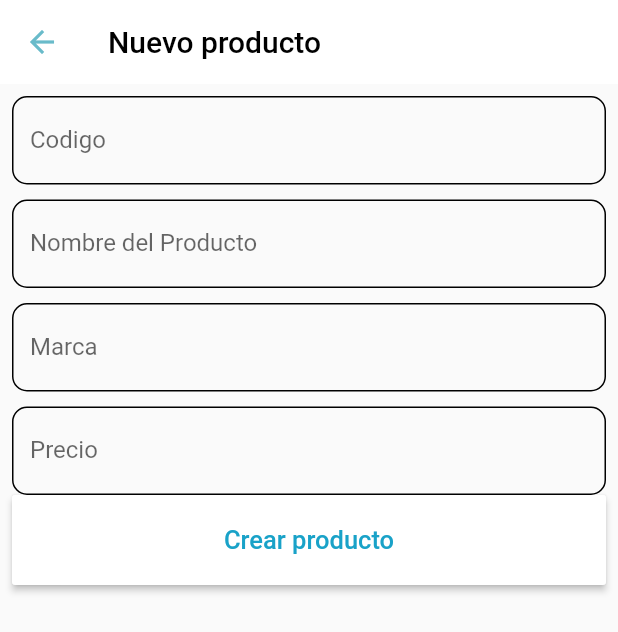
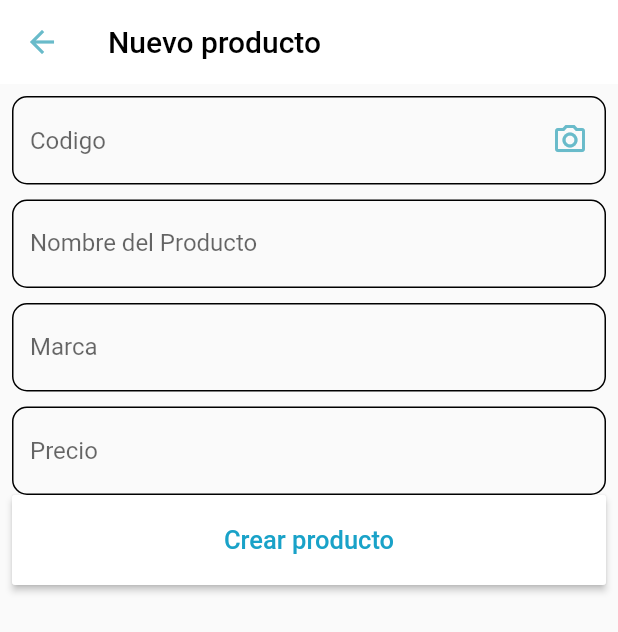
Before and after one commit to MillarCD/sales_recorder_app, a Flutter app: the CreateProductScreen screen opened by its route, on a phone screen of 412 x 824 dp. Shown: the top 632 px of the screen. Run offline on Flutter 3.47's test engine with Material 2 defaults, Android fonts, the phone set to English and light mode, and no system bars; missing offline and left inert: gsheets, mobile_scanner.

Commit message:
arreglos en la forma de registrar pedidos y en el formulario para crear producto

```diff
--- a/lib/main.dart
+++ b/lib/main.dart
@@ -49,6 +49,7 @@ class MyApp extends StatelessWidget {
         'barcode_reader': (context) => const BarcodeReaderScreen(),
         'order': (context) => const OrderScreen(),
         'create_product': (context) => const CreateProductScreen(),
+        'scan_code': (context) => const ScanCodeScreen(),
       },
 
     );
--- a/lib/providers/products_provider.dart
+++ b/lib/providers/products_provider.dart
@@ -32,6 +32,10 @@ class ProductProvider extends ChangeNotifier {
 
     productsList = productsList.sublist(1,productsList.length);
     _products = [...productsList.map((list) => Product.fromList(list))];
+
+    _products.sort((a, b) {
+      return a.name.compareTo(b.name);
+    },);
 
     _isLoadingProducts = false;
     notifyListeners();
--- a/lib/screens/create_product_screen.dart
+++ b/lib/screens/create_product_screen.dart
@@ -14,7 +14,6 @@ class CreateProductScreen extends StatelessWidget {
   Widget build(BuildContext context) {
 
     GlobalKey<FormState> formKey = GlobalKey<FormState>();
-    final Color secondaryColor = Theme.of(context).colorScheme.secondary;
     ProductProvider productProvider = Provider.of<ProductProvider>(context);
 
     final TextEditingController codeController = TextEditingController();
@@ -46,8 +45,18 @@ class CreateProductScreen extends StatelessWidget {
                 TextFormField(
                   controller: codeController,
                   keyboardType: TextInputType.number,
-                  cursorColor: Theme.of(context).colorScheme.secondary,
-                  decoration: textFormFieldDecoration(secondaryColor, 'Codigo'),
+                  decoration: InputDecoration(
+                    hintText: 'Codigo',
+                    suffixIcon: IconButton(
+                      onPressed: () async {
+                        final String? code = await Navigator.pushNamed(context, 'scan_code') as String?;
+                        if (code==null) return;
+
+                        codeController.text = code;
+                      },
+                      icon: const Icon(Icons.camera_alt_outlined)
+                    )
+                  ),
                   validator: (value) {
                     final int? code;
                     if ((code = int.tryParse(value ?? '')) == null) return 'Debe ingresar un número valido.';
@@ -64,8 +73,9 @@ class CreateProductScreen extends StatelessWidget {
                 TextFormField(
                   controller: nameController,
                   keyboardType: TextInputType.text,
-                  cursorColor: Theme.of(context).colorScheme.secondary,
-                  decoration: textFormFieldDecoration(secondaryColor, 'Nombre del Producto'),
+                  decoration: const InputDecoration(
+                    labelText: 'Nombre del Producto',
+                  ),
                   validator: (value) {
                     if (value == null || value == '') return 'Debe ingresar un nombre';
                     return null;
@@ -77,8 +87,9 @@ class CreateProductScreen extends StatelessWidget {
                 TextFormField(
                   controller: brandController,
                   keyboardType: TextInputType.text,
-                  cursorColor: Theme.of(context).colorScheme.secondary,
-                  decoration: textFormFieldDecoration(secondaryColor, 'Marca'),
+                  decoration: const InputDecoration(
+                    labelText: 'Marca',
+                  ),
                 ),
 
                 const SizedBox(height: 10,),
@@ -86,8 +97,9 @@ class CreateProductScreen extends StatelessWidget {
                 TextFormField(
                   controller: priceController,
                   keyboardType: TextInputType.number,
-                  cursorColor: Theme.of(context).colorScheme.secondary,
-                  decoration: textFormFieldDecoration(secondaryColor, 'Precio'),
+                  decoration: const InputDecoration(
+                    hintText: 'Precio'
+                  ),
                   validator: (value) {
                     final int? price;
                     if ((price = int.tryParse(value ?? '')) == null) return 'Debe ingresar un precio valido';
@@ -155,9 +167,4 @@ class CreateProductScreen extends StatelessWidget {
     );
   }
 
-  InputDecoration textFormFieldDecoration(Color borderColor, String hintText) {
-    return InputDecoration(
-      labelText: hintText,
-    );
-  }
 }
--- a/lib/screens/home_screen.dart
+++ b/lib/screens/home_screen.dart
@@ -58,7 +58,7 @@ class HomeScreen extends StatelessWidget {
             const SizedBox(height: 50,),
 
 
-            if (user == 'Administrador') _MenuButton(
+            _MenuButton(
               title: 'Ver Productos',
               icon: Icons.paste_rounded,
               onPressed: () async => await navigateIfConnected(context, 'products'),
--- a/lib/screens/screens.dart
+++ b/lib/screens/screens.dart
@@ -1,3 +1,5 @@
+export 'package:register_sale_app/screens/scan_code_screen.dart';
+
 export 'package:register_sale_app/screens/login_screen.dart';
 export 'package:register_sale_app/screens/create_product_screen.dart';
 export 'package:register_sale_app/screens/order_screen.dart';
--- a/lib/themes/light_theme.dart
+++ b/lib/themes/light_theme.dart
@@ -50,6 +50,7 @@ class LightTheme {
       floatingLabelStyle: const TextStyle(color: _secondary),
       errorStyle: const TextStyle(color: Colors.red),
       prefixIconColor: _secondary,
+      suffixIconColor: _secondary
     ),
 
     appBarTheme: const AppBarTheme(
```
Also changed, not shown: lib/providers/order_provider.dart (+3 -15 lines), lib/screens/order_screen.dart (+63 -17 lines), lib/screens/products_screen.dart (+6 -2 lines), lib/screens/scan_code_screen.dart (added, +52 -0 lines), lib/widgets/form_dialog.dart (+8 -15 lines), lib/widgets/ordered_product_card.dart (+7 -27 lines).
